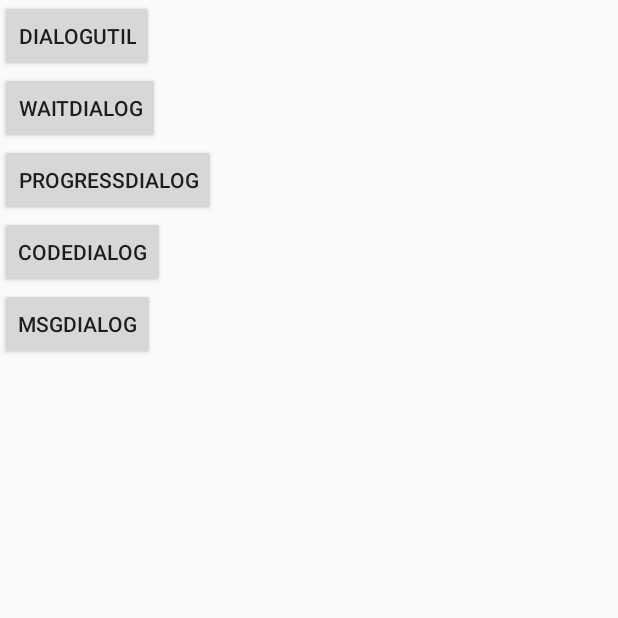
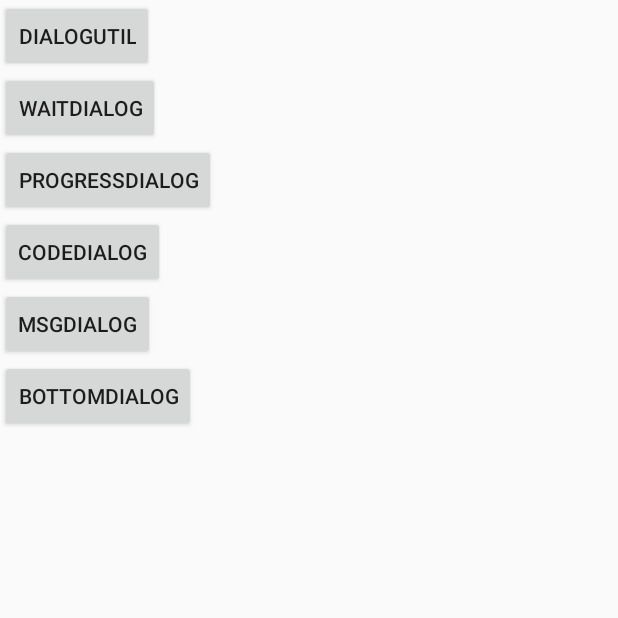
Before and after one commit to 282787906/BasicsLibrary, an Android app: the DialogActivity screen opened directly, with no data from a screen before it, on a phone screen of 412 x 824 dp, the top half of it. Run offline under Robolectric (Android 15) with nearby library versions, the phone set to English and light mode, and no system bars; libraries missing offline, so code that uses them is left out: com.yanzhenjie.nohttp.

Commit message:
基础包和sample一版完成

```diff
--- a/app/build.gradle
+++ b/app/build.gradle
@@ -27,8 +27,8 @@ dependencies {
     androidTestCompile('com.android.support.test.espresso:espresso-core:2.2.2', {
         exclude group: 'com.android.support', module: 'support-annotations'
     })
-    // compile project(':library')
-   compile 'com.github.282787906:BasicsLibrary:v1.11'
+   compile project(':library')
+    //  compile 'com.github.282787906:BasicsLibrary:v1.11'
 
     compile 'com.android.support:appcompat-v7:25.3.1'
     compile 'com.android.support:design:25.3.1'
--- a/app/src/main/java/com/liqg/basicslibrary/activity/DialogActivity.java
+++ b/app/src/main/java/com/liqg/basicslibrary/activity/DialogActivity.java
@@ -8,6 +8,7 @@ import com.liqg.basicslibrary.R;
 import com.liqg.library.utils.DialogUtil;
 import com.liqg.library.utils.WaitDialog;
 import com.liqg.library.view.dialog.BaseMiddleDialog;
+import com.liqg.library.view.dialog.BottomDialog;
 import com.liqg.library.view.dialog.CodeDialog;
 import com.liqg.library.view.dialog.MsgDialog;
 import com.liqg.library.view.dialog.ProgressDialog;
@@ -19,6 +20,7 @@ public class DialogActivity extends BaseActivity implements View.OnClickListener
     protected Button activityDialogBtnProgressDialog;
     protected Button activityDialogBtnCodeDialog;
     protected Button activityDialogBtnMsgDialog;
+    protected Button activityDialogBtnBottomDialog;
 
     @Override
     protected void onCreate(Bundle savedInstanceState) {
@@ -38,6 +40,8 @@ public class DialogActivity extends BaseActivity implements View.OnClickListener
         activityDialogBtnCodeDialog.setOnClickListener(DialogActivity.this);
         activityDialogBtnMsgDialog = (Button) findViewById(R.id.activity_dialog_btn_MsgDialog);
         activityDialogBtnMsgDialog.setOnClickListener(DialogActivity.this);
+        activityDialogBtnBottomDialog = (Button) findViewById(R.id.activity_dialog_btn_BottomDialog);
+        activityDialogBtnBottomDialog.setOnClickListener(DialogActivity.this);
     }
 
     @Override
@@ -63,7 +67,7 @@ public class DialogActivity extends BaseActivity implements View.OnClickListener
                 }
             });
         } else if (view.getId() == R.id.activity_dialog_btn_ProgressDialog) {
-            final ProgressDialog progressDialog=new ProgressDialog(mContext);
+            final ProgressDialog progressDialog = new ProgressDialog(mContext);
             progressDialog.setTxt("Loading");
             handler.postDelayed(new Runnable() {
                 @Override
@@ -94,7 +98,7 @@ public class DialogActivity extends BaseActivity implements View.OnClickListener
 
 
         } else if (view.getId() == R.id.activity_dialog_btn_CodeDialog) {
-            CodeDialog codeDialog=new CodeDialog(mContext, new CodeDialog.CodeDialogListener() {
+            CodeDialog codeDialog = new CodeDialog(mContext, new CodeDialog.CodeDialogListener() {
                 @Override
                 public void onReSendClick() {
 
@@ -114,7 +118,7 @@ public class DialogActivity extends BaseActivity implements View.OnClickListener
                         }
                     });
         } else if (view.getId() == R.id.activity_dialog_btn_MsgDialog) {
-            MsgDialog msgDialog=new MsgDialog(mContext);
+            MsgDialog msgDialog = new MsgDialog(mContext);
             msgDialog.setBody("body")
                     .setOk("ok", new BaseMiddleDialog.OkDialogListener() {
                         @Override
@@ -127,6 +131,19 @@ public class DialogActivity extends BaseActivity implements View.OnClickListener
 
                 }
             });
+        } else if (view.getId() == R.id.activity_dialog_btn_BottomDialog) {
+            BottomDialog msgDialog = new BottomDialog(mContext);
+//            msgDialog .setOk("ok", new BaseMiddleDialog.OkDialogListener() {
+//                        @Override
+//                        public void onOkClick() {
+//
+//                        }
+//                    }).setCancel("cancel", new BaseMiddleDialog.CancelDialogListener() {
+//                @Override
+//                public void onCancelClick() {
+//
+//                }
+//            });
         }
     }
 }
--- a/app/src/main/res/layout/activity_dialog.xml
+++ b/app/src/main/res/layout/activity_dialog.xml
@@ -16,17 +16,29 @@
         android:id="@+id/activity_dialog_btn_WaitDialog"
         android:layout_width="wrap_content"
         android:layout_height="wrap_content"
-        android:text="WaitDialog"  />    <Button
+        android:text="WaitDialog" />
+
+    <Button
         android:id="@+id/activity_dialog_btn_ProgressDialog"
         android:layout_width="wrap_content"
         android:layout_height="wrap_content"
-    android:text="ProgressDialog"  />    <Button
+        android:text="ProgressDialog" />
+
+    <Button
         android:id="@+id/activity_dialog_btn_CodeDialog"
         android:layout_width="wrap_content"
         android:layout_height="wrap_content"
-    android:text="CodeDialog"  />    <Button
+        android:text="CodeDialog" />
+
+    <Button
         android:id="@+id/activity_dialog_btn_MsgDialog"
         android:layout_width="wrap_content"
         android:layout_height="wrap_content"
-    android:text="MsgDialog"  />
+        android:text="MsgDialog" />
+
+    <Button
+        android:id="@+id/activity_dialog_btn_BottomDialog"
+        android:layout_width="wrap_content"
+        android:layout_height="wrap_content"
+        android:text="BottomDialog" />
 </LinearLayout>
--- a/library/src/main/res/drawable/round3_bg_color_r_b_corners_a15_normal.xml
+++ b/library/src/main/res/drawable/round3_bg_color_r_b_corners_a15_normal.xml
@@ -8,5 +8,5 @@
         android:topRightRadius="@dimen/bg_round_radius_small"
         android:bottomLeftRadius="0dp"/>
     <solid
-        android:color="@color/A5"/>
+        android:color="@color/basics_dialog_light"/>
 </shape>
--- a/library/src/main/res/drawable/round3_bg_color_r_b_corners_disabled.xml
+++ b/library/src/main/res/drawable/round3_bg_color_r_b_corners_disabled.xml
@@ -8,5 +8,5 @@
         android:topRightRadius="@dimen/bg_round_radius_small"
         android:bottomLeftRadius="0dp"/>
     <solid
-        android:color="@color/A4"/>
+        android:color="@color/basics_dialog_btn_disabled"/>
 </shape>
--- a/library/src/main/res/drawable/round3_bg_color_r_b_corners_pressed.xml
+++ b/library/src/main/res/drawable/round3_bg_color_r_b_corners_pressed.xml
@@ -8,5 +8,5 @@
         android:topRightRadius="@dimen/bg_round_radius_small"
         android:bottomLeftRadius="0dp"/>
     <solid
-        android:color="@color/A2"/>
+        android:color="@color/basics_dialog_btn_pressed"/>
 </shape>
--- a/library/src/main/res/drawable/round3_bg_line_4corners_a4.xml
+++ b/library/src/main/res/drawable/round3_bg_line_4corners_a4.xml
@@ -9,7 +9,7 @@
         android:color="@color/float_transparent" />
     <stroke
         android:width="1dp"
-        android:color="@color/A4" />
+        android:color="@color/basics_dialog_btn_disabled" />
     <!--<size android:width="15dp"-->
           <!--android:height="15dp" />-->
 </shape>
--- a/library/src/main/res/layout/view_base_dialog.xml
+++ b/library/src/main/res/layout/view_base_dialog.xml
@@ -13,6 +13,6 @@
         android:layout_width="250dp"
         android:layout_height="250dp"
         android:layout_alignParentBottom="true"
-        android:background="@color/A1"></RelativeLayout>
+        android:background="@color/basics_dialog_light"></RelativeLayout>
 
 </RelativeLayout>
--- a/library/src/main/res/layout/view_customer_dialog_code.xml
+++ b/library/src/main/res/layout/view_customer_dialog_code.xml
@@ -57,9 +57,7 @@
                     android:maxLength="6"
                     android:paddingLeft="@dimen/common_margin_small"
                     android:paddingRight="@dimen/common_margin_small"
-                    android:singleLine="true"
-                    android:text="888888"
-                    android:textColorHint="@color/B3"/>
+                    android:maxLines="1"/>
 
                 <Button
                     android:id="@+id/customer_dialog_code_but_ReSendCode"
@@ -67,7 +65,7 @@
                     android:layout_height="match_parent"
                     android:background="@drawable/but_bg"
                     android:text="@string/getCode"
-                    android:textColor="@color/A15"
+                    android:textColor="#fff"
                     android:textSize="@dimen/but_big_size"/>
             </LinearLayout>
         </LinearLayout>       </LinearLayout>
```
Also changed, not shown: library/src/main/java/com/liqg/library/view/dialog/BottomDialog.java (added, +24 -0 lines), library/src/main/res/layout/view_customer_bottom_msg.xml (added, +29 -0 lines), library/src/main/res/values/colors.xml (+3 -6 lines), library/src/main/res/values/styles.xml (+8 -8 lines). Lines whose indentation alone changed are shown as unchanged.
